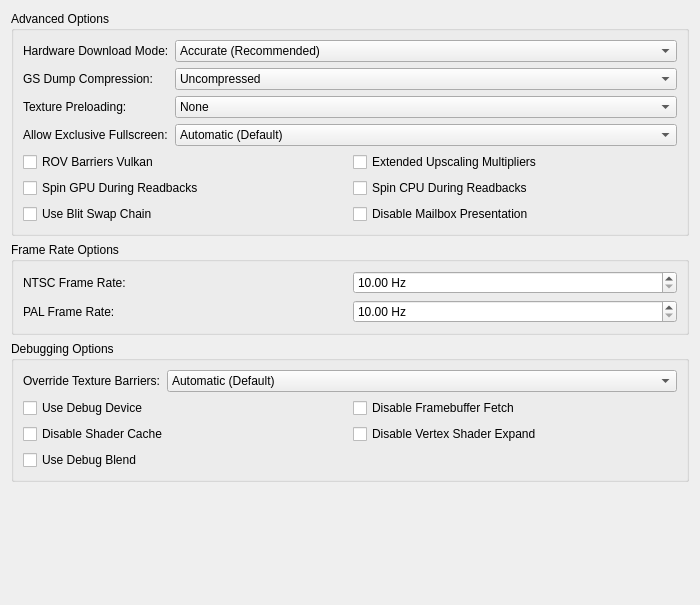
Above: pcsx2-qt/Settings/GraphicsAdvancedSettingsTab.ui from PCSX2/pcsx2 before the change. Below: the same form after it.
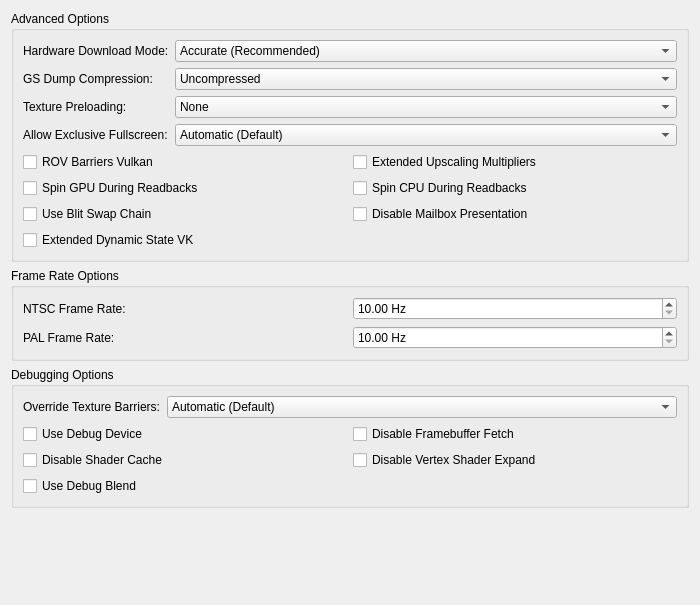
That is the form after the change.

Commit message: QT: Add VK EDS setting to GUI.

The edit to the form file:
```diff
--- a/pcsx2-qt/Settings/GraphicsAdvancedSettingsTab.ui
+++ b/pcsx2-qt/Settings/GraphicsAdvancedSettingsTab.ui
@@ -138,6 +138,13 @@
           </property>
          </widget>
         </item>
+        <item row="4" column="0">
+         <widget class="QCheckBox" name="edsVK">
+          <property name="text">
+           <string>Extended Dynamic State VK</string>
+          </property>
+         </widget>
+        </item>
        </layout>
       </item>
       <item row="6" column="0">
```
The commit also changes 1 other file.
